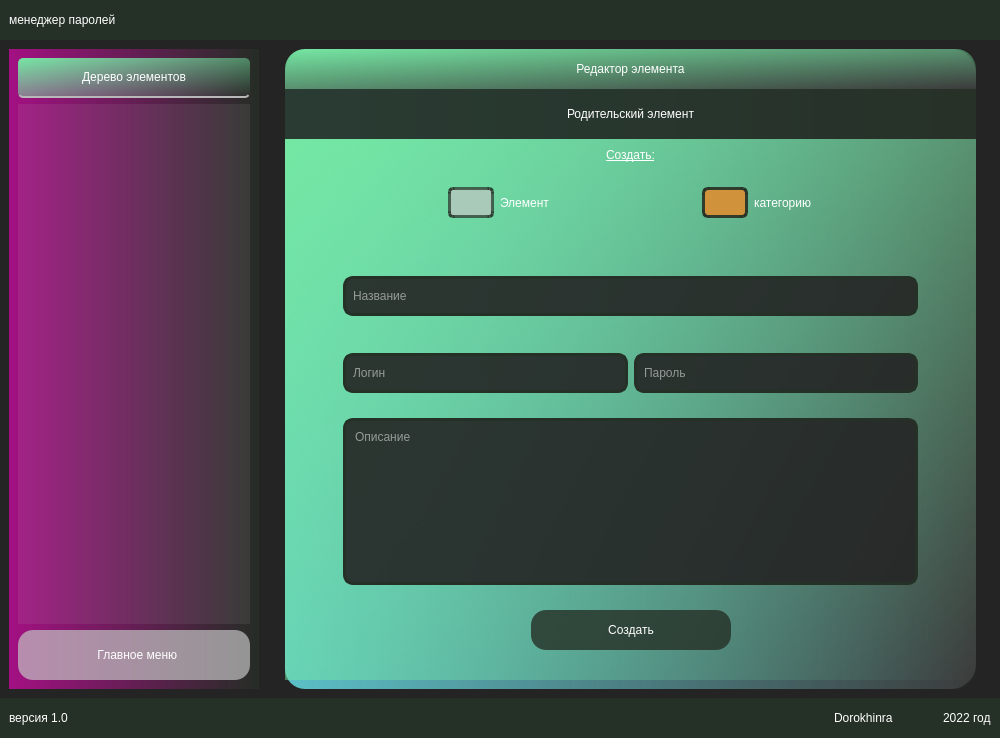
Above: gui/windows/main_ui.ui from dorokhinra/save_password before the change. Below: the same form after it.
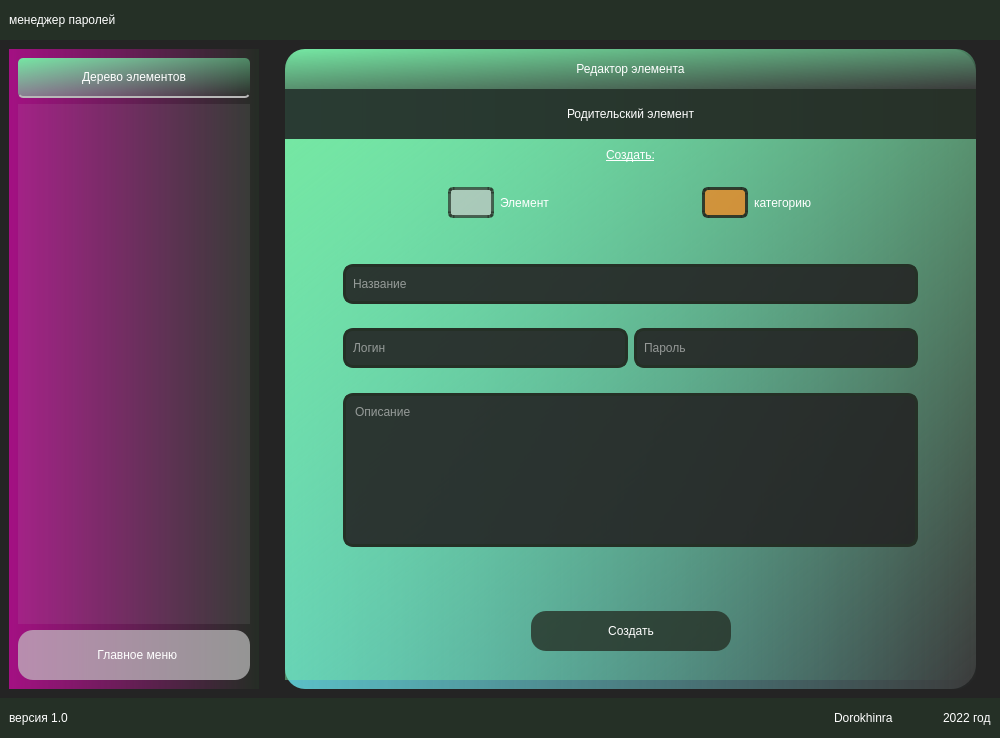
That is the form after the change. Icons and pictures are not drawn.

Diff of the .ui file:
```diff
--- a/gui/windows/main_ui.ui
+++ b/gui/windows/main_ui.ui
@@ -3175,6 +3175,37 @@
                             </layout>
                            </widget>
                           </item>
+                          <item>
+                           <widget class="QLabel" name="info_for_edit_elements">
+                            <property name="styleSheet">
+                             <string notr="true">background-color: rgba(247, 247, 247, 0.0);
+color: rgb(232, 77, 0);</string>
+                            </property>
+                            <property name="text">
+                             <string/>
+                            </property>
+                            <property name="alignment">
+                             <set>Qt::AlignCenter</set>
+                            </property>
+                           </widget>
+                          </item>
+                          <item>
+                           <widget class="QLabel" name="label_success_info">
+                            <property name="styleSheet">
+                             <string notr="true">background-color: rgba(247, 247, 247, 0.0);
+color: rgb(0, 170, 0);</string>
+                            </property>
+                            <property name="text">
+                             <string/>
+                            </property>
+                            <property name="textFormat">
+                             <enum>Qt::PlainText</enum>
+                            </property>
+                            <property name="alignment">
+                             <set>Qt::AlignCenter</set>
+                            </property>
+                           </widget>
+                          </item>
                           <item>
                            <widget class="QFrame" name="confitm_edit_reestr_frame">
                             <property name="minimumSize">
```
Left out of the diff: 89 changed lines with no effect on the pictures.
